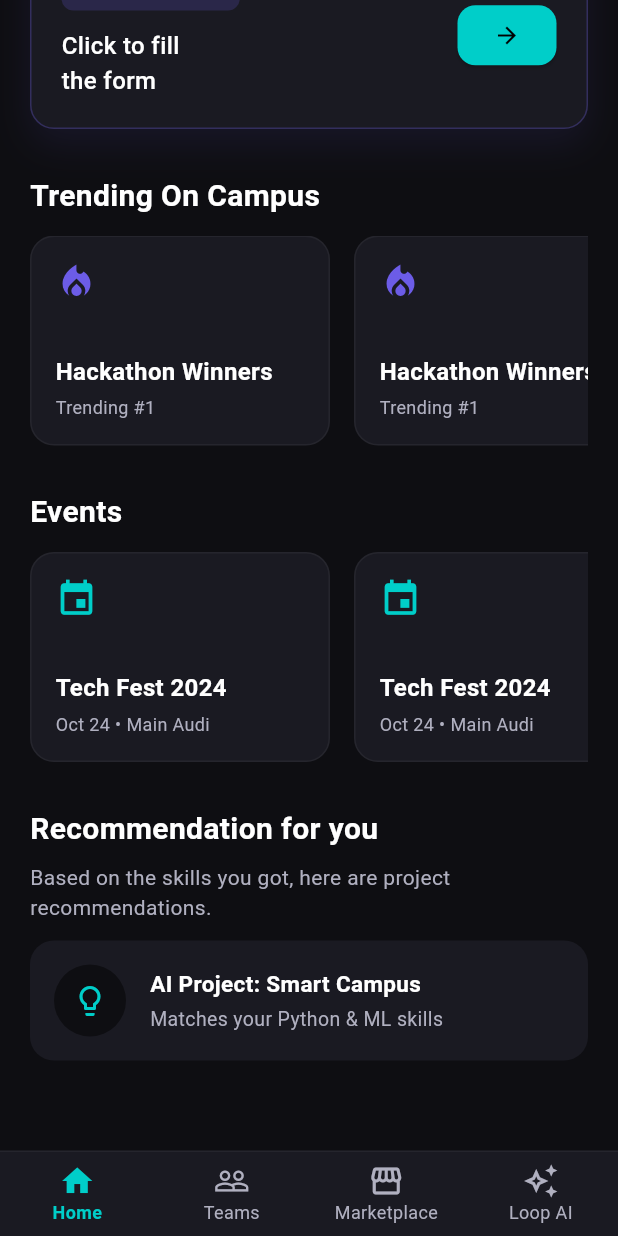
After one commit to shrawanprajapati/GDGappDev, a Flutter app: the StudentDashboard screen opened by its route, scrolled down 170 dp, after a tap on the "arrow forward" icon, on a phone screen of 412 x 824 dp. The commit adds this screen. Run offline on Flutter 3.47's test engine with Material 3 defaults, Android fonts, the phone set to English and light mode, and no system bars; our stand-ins replace video_player.

Commit message:
feat(student): implement student dashboard, side drawer, and login validation
- Built StudentDashboard with bottom navigation (Home, Teams, Marketplace, Loop AI).
- Created a fully scrollable StudentDrawer menu for Profile, Clubs, Alumni, and Placement.
- Refactored Home tab into a clean separate file (student_home_tab.dart).
- Added logic in university_login_page to validate inputs and route only 'Student' role to the dashboard.
- Fixed AppRoutes missing import error.

```diff
--- a/uniloop/lib/core/app_routes.dart
+++ b/uniloop/lib/core/app_routes.dart
@@ -3,7 +3,9 @@ class AppRoutes {
 
   static const String onboarding = '/';
   static const String login = '/login';
-  static const String universityMember = '/university-member'; // Purana
-  static const String universityLogin = '/university-login';   // Naya
-  static const String home = '/home';
+  static const String universityMember = '/university-member';
+  static const String universityLogin = '/university-login';
+
+  // Naya Dashboard Route
+  static const String studentDashboard = '/student-dashboard';
 }
--- /dev/null
+++ b/uniloop/lib/student/student_dashboard.dart
@@ -0,0 +1,76 @@
+import 'package:flutter/material.dart';
+import '../core/app_colors.dart';
+import 'student_home_tab.dart';
+
+class StudentDashboard extends StatefulWidget {
+  const StudentDashboard({super.key});
+
+  @override
+  State<StudentDashboard> createState() => _StudentDashboardState();
+}
+
+class _StudentDashboardState extends State<StudentDashboard> {
+  int _currentIndex = 0;
+
+  final List<Widget> _tabs = [
+    const StudentHomeTab(),
+    const Center(child: Text('Teams coming soon', style: TextStyle(color: AppColors.textPrimary))),
+    const Center(child: Text('Marketplace coming soon', style: TextStyle(color: AppColors.textPrimary))),
+    const Center(child: Text('Loop AI coming soon', style: TextStyle(color: AppColors.textPrimary))),
+  ];
+
+  @override
+  Widget build(BuildContext context) {
+    return Scaffold(
+      backgroundColor: AppColors.background,
+      body: _tabs[_currentIndex],
+      bottomNavigationBar: Container(
+        decoration: BoxDecoration(
+          color: AppColors.surface,
+          border: Border(
+            top: BorderSide(color: Colors.white.withValues(alpha: 0.05)),
+          ),
+        ),
+        child: BottomNavigationBar(
+          currentIndex: _currentIndex,
+          onTap: (index) {
+            setState(() {
+              _currentIndex = index;
+            });
+          },
+          backgroundColor: Colors.transparent,
+          elevation: 0,
+          type: BottomNavigationBarType.fixed,
+          selectedItemColor: AppColors.accent,
+          unselectedItemColor: AppColors.textSecondary,
+          showSelectedLabels: true,
+          showUnselectedLabels: true,
+          selectedLabelStyle: const TextStyle(fontWeight: FontWeight.w600, fontSize: 12),
+          unselectedLabelStyle: const TextStyle(fontSize: 12),
+          items: const [
+            BottomNavigationBarItem(
+              icon: Icon(Icons.home_outlined),
+              activeIcon: Icon(Icons.home),
+              label: 'Home',
+            ),
+            BottomNavigationBarItem(
+              icon: Icon(Icons.people_outline),
+              activeIcon: Icon(Icons.people),
+              label: 'Teams',
+            ),
+            BottomNavigationBarItem(
+              icon: Icon(Icons.storefront_outlined),
+              activeIcon: Icon(Icons.storefront),
+              label: 'Marketplace',
+            ),
+            BottomNavigationBarItem(
+              icon: Icon(Icons.auto_awesome_outlined),
+              activeIcon: Icon(Icons.auto_awesome),
+              label: 'Loop AI',
+            ),
+          ],
+        ),
+      ),
+    );
+  }
+}
--- /dev/null
+++ b/uniloop/lib/student/student_home_tab.dart
@@ -0,0 +1,206 @@
+import 'package:flutter/material.dart';
+import '../core/app_colors.dart';
+
+class StudentHomeTab extends StatelessWidget {
+  const StudentHomeTab({super.key});
+
+  @override
+  Widget build(BuildContext context) {
+    return SingleChildScrollView(
+      padding: const EdgeInsets.all(20.0),
+      child: Column(
+        crossAxisAlignment: CrossAxisAlignment.start,
+        children: [
+          const Text(
+            'Welcome to UniLoop',
+            style: TextStyle(
+              fontSize: 28,
+              fontWeight: FontWeight.w700,
+              color: AppColors.textPrimary,
+            ),
+          ),
+          const SizedBox(height: 30),
+
+          // 1. Ongoing Inductions
+          _buildSectionTitle('Ongoing inductions'),
+          const SizedBox(height: 12),
+          _buildInductionCard(context),
+
+          const SizedBox(height: 30),
+
+          // 2. Trending on Campus
+          _buildSectionTitle('Trending On Campus'),
+          const SizedBox(height: 12),
+          _buildHorizontalTiles(),
+
+          const SizedBox(height: 30),
+
+          // 3. Events
+          _buildSectionTitle('Events'),
+          const SizedBox(height: 12),
+          _buildHorizontalTiles(isEvent: true),
+
+          const SizedBox(height: 30),
+
+          // 4. Recommendation
+          _buildSectionTitle('Recommendation for you'),
+          const SizedBox(height: 8),
+          Text(
+            'Based on the skills you got, here are project recommendations.',
+            style: TextStyle(color: AppColors.textSecondary, fontSize: 14),
+          ),
+          const SizedBox(height: 12),
+          _buildRecommendationCard(),
+
+          const SizedBox(height: 40),
+        ],
+      ),
+    );
+  }
+
+  Widget _buildSectionTitle(String title) {
+    return Text(
+      title,
+      style: const TextStyle(
+        fontSize: 20,
+        fontWeight: FontWeight.w600,
+        color: AppColors.textPrimary,
+      ),
+    );
+  }
+
+  Widget _buildInductionCard(BuildContext context) {
+    return Container(
+      width: double.infinity,
+      padding: const EdgeInsets.all(20),
+      decoration: BoxDecoration(
+        color: AppColors.surface,
+        borderRadius: BorderRadius.circular(16),
+        border: Border.all(color: AppColors.primary.withValues(alpha: 0.3)),
+        boxShadow: [
+          BoxShadow(
+            color: AppColors.primary.withValues(alpha: 0.1),
+            blurRadius: 20,
+            offset: const Offset(0, 10),
+          ),
+        ],
+      ),
+      child: Row(
+        mainAxisAlignment: MainAxisAlignment.spaceBetween,
+        children: [
+          Column(
+            crossAxisAlignment: CrossAxisAlignment.start,
+            children: [
+              Container(
+                padding: const EdgeInsets.symmetric(horizontal: 10, vertical: 4),
+                decoration: BoxDecoration(
+                  color: AppColors.primary.withValues(alpha: 0.2),
+                  borderRadius: BorderRadius.circular(8),
+                ),
+                child: const Text(
+                  'IIT BHU Induction',
+                  style: TextStyle(color: AppColors.primary, fontSize: 12, fontWeight: FontWeight.bold),
+                ),
+              ),
+              const SizedBox(height: 12),
+              const Text(
+                'Click to fill\nthe form',
+                style: TextStyle(color: AppColors.textPrimary, fontSize: 16, fontWeight: FontWeight.w500),
+              ),
+            ],
+          ),
+          ElevatedButton(
+            onPressed: () {},
+            style: ElevatedButton.styleFrom(
+              backgroundColor: AppColors.accent,
+              shape: RoundedRectangleBorder(borderRadius: BorderRadius.circular(12)),
+            ),
+            child: const Icon(Icons.arrow_forward, color: Colors.black),
+          )
+        ],
+      ),
+    );
+  }
+
+  Widget _buildHorizontalTiles({bool isEvent = false}) {
+    return SizedBox(
+      height: 140,
+      child: ListView.separated(
+        scrollDirection: Axis.horizontal,
+        itemCount: 3,
+        separatorBuilder: (_, __) => const SizedBox(width: 16),
+        itemBuilder: (context, index) {
+          return Container(
+            width: 200,
+            padding: const EdgeInsets.all(16),
+            decoration: BoxDecoration(
+              color: AppColors.surface,
+              borderRadius: BorderRadius.circular(16),
+              border: Border.all(color: Colors.white.withValues(alpha: 0.05)),
+            ),
+            child: Column(
+              crossAxisAlignment: CrossAxisAlignment.start,
+              mainAxisAlignment: MainAxisAlignment.end,
+              children: [
+                Icon(
+                  isEvent ? Icons.event : Icons.local_fire_department,
+                  color: isEvent ? AppColors.accent : AppColors.primary,
+                  size: 28,
+                ),
+                const Spacer(),
+                Text(
+                  isEvent ? 'Tech Fest 2024' : 'Hackathon Winners',
+                  style: const TextStyle(color: AppColors.textPrimary, fontSize: 16, fontWeight: FontWeight.w600),
+                ),
+                const SizedBox(height: 4),
+                Text(
+                  isEvent ? 'Oct 24 • Main Audi' : 'Trending #1',
+                  style: const TextStyle(color: AppColors.textSecondary, fontSize: 12),
+                ),
+              ],
+            ),
+          );
+        },
+      ),
+    );
+  }
+
+  Widget _buildRecommendationCard() {
+    return Container(
+      padding: const EdgeInsets.all(16),
+      decoration: BoxDecoration(
+        color: AppColors.surface,
+        borderRadius: BorderRadius.circular(16),
+      ),
+      child: Row(
+        children: [
+          Container(
+            padding: const EdgeInsets.all(12),
+            decoration: const BoxDecoration(
+              color: AppColors.background,
+              shape: BoxShape.circle,
+            ),
+            child: const Icon(Icons.lightbulb_outline, color: AppColors.accent),
+          ),
+          const SizedBox(width: 16),
+          const Expanded(
+            child: Column(
+              crossAxisAlignment: CrossAxisAlignment.start,
+              children: [
+                Text(
+                  'AI Project: Smart Campus',
+                  style: TextStyle(color: AppColors.textPrimary, fontWeight: FontWeight.w600, fontSize: 15),
+                ),
+                SizedBox(height: 4),
+                Text(
+                  'Matches your Python & ML skills',
+                  style: TextStyle(color: AppColors.textSecondary, fontSize: 13),
+                ),
+              ],
+            ),
+          ),
+        ],
+      ),
+    );
+  }
+}
```
Also changed, not shown: uniloop/lib/auth/university_login_page.dart (+47 -5 lines), uniloop/lib/main.dart (+5 -3 lines), uniloop/lib/student/student_drawer.dart (added, +120 -0 lines), 1 other file.
